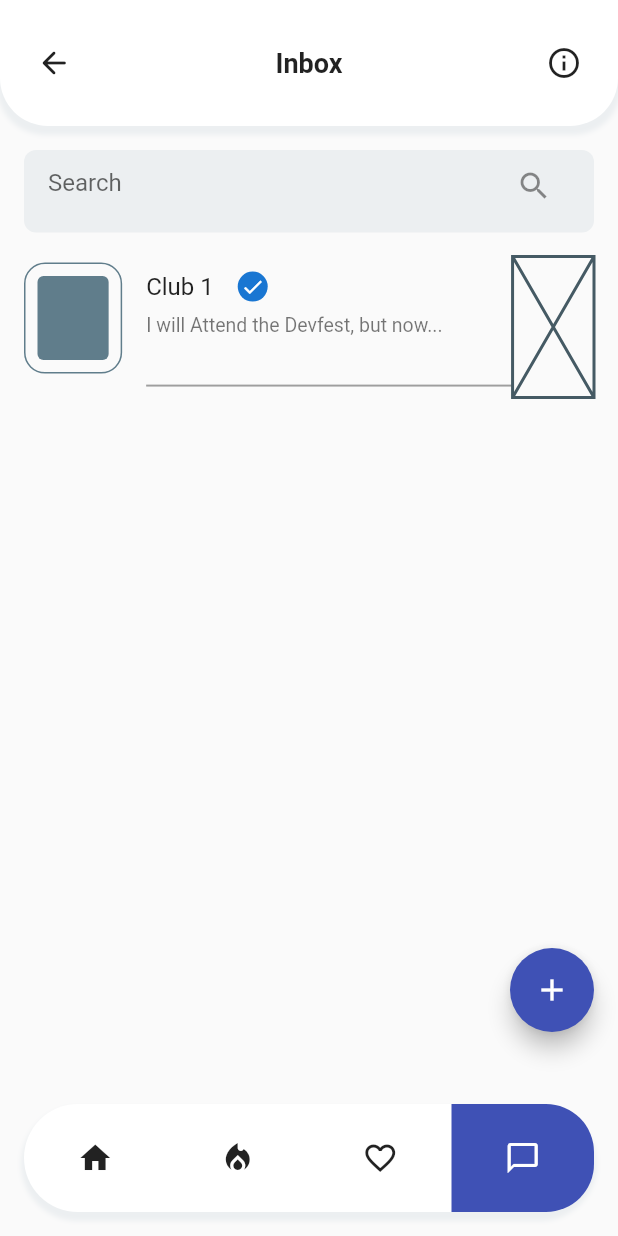
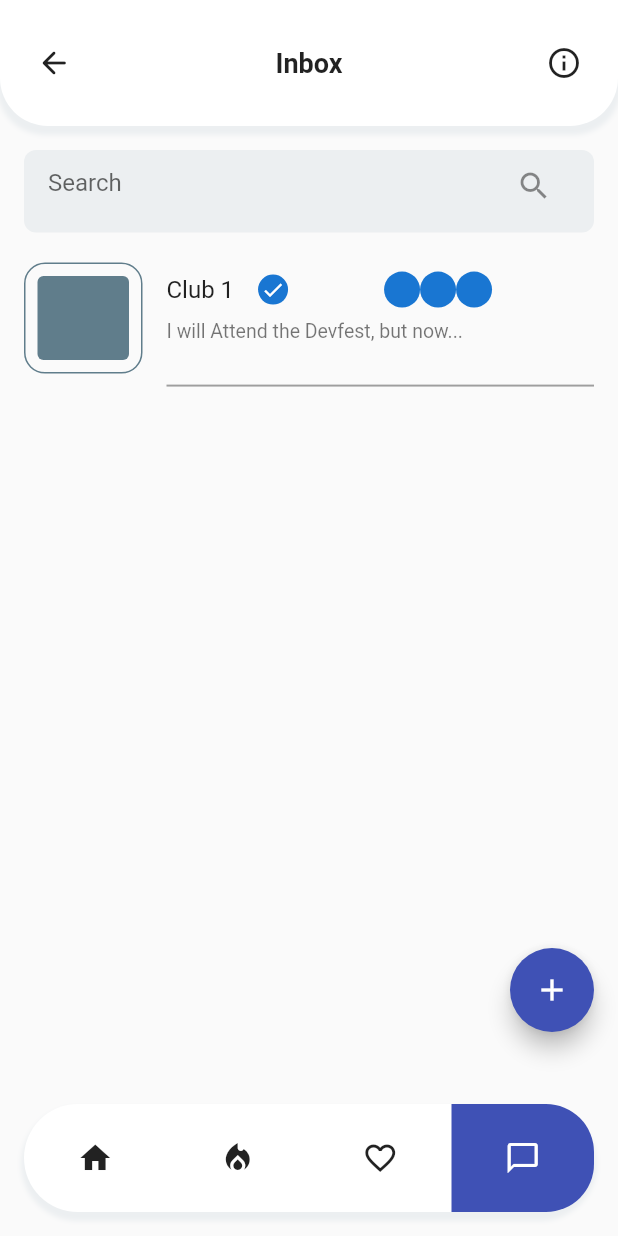
Before and after one commit to JAICHANGPARK/flutter_notebook_9th_story, a Flutter app: the screen it shows after launch, on a phone screen of 412 x 824 dp. Run offline on Flutter 3.47's test engine with Material 2 defaults, Android fonts, the phone set to English and light mode, and no system bars; our stand-ins replace badges.

Commit message:
Update university_social_main_page.dart

```diff
--- a/lib/ep608_university_social_app/university_social_main_page.dart
+++ b/lib/ep608_university_social_app/university_social_main_page.dart
@@ -120,7 +120,11 @@ class _UniversitySocialMainPageState extends State<UniversitySocialMainPage> {
                                                   size: 16,
                                                 ),
                                               ),
-                                            )
+                                            ),
+                                            SizedBox(width: 64,),
+                                            CircleAvatar(radius: 12,),
+                                            CircleAvatar(radius: 12,),
+                                            CircleAvatar(radius: 12,),
                                           ],
                                         ),
                                         Padding(
@@ -140,10 +144,7 @@ class _UniversitySocialMainPageState extends State<UniversitySocialMainPage> {
                                     ),
                                   ),
                                 ),
-                                Expanded(
-                                  flex: 2,
-                                  child: Placeholder(),
-                                )
+
                               ],
                             ),
                           )
```
